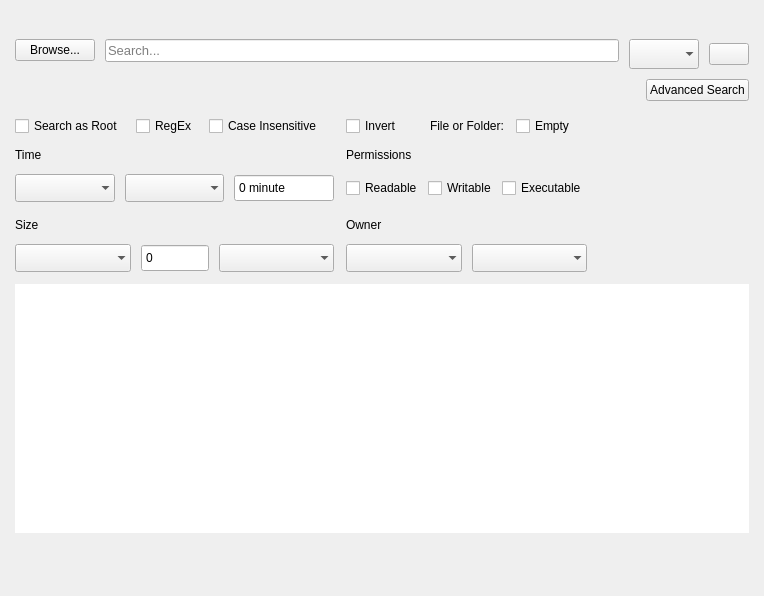
s4solutionsllc/Nexis, file shared/nexis/Pages/Search/search_page.ui: the form before one commit.
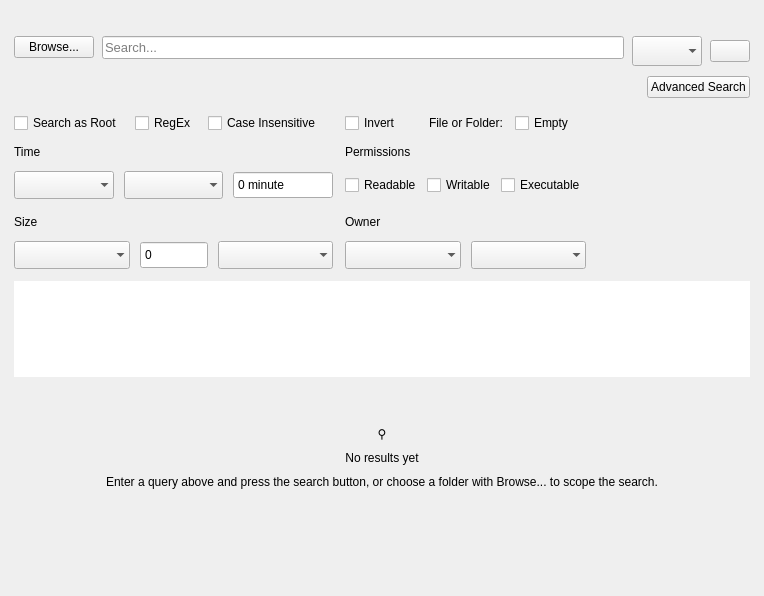
The form after the commit. Icons and pictures are not drawn.

Commit message: feat(search-page): elevated container card, toolbar spacing, empty state (NEX-13733)

What changed in the file:
```diff
--- a/shared/nexis/Pages/Search/search_page.ui
+++ b/shared/nexis/Pages/Search/search_page.ui
@@ -15,21 +15,42 @@
   </property>
   <layout class="QGridLayout" name="gridLayout">
    <property name="leftMargin">
-    <number>15</number>
+    <number>14</number>
    </property>
    <property name="topMargin">
-    <number>15</number>
+    <number>12</number>
    </property>
    <property name="rightMargin">
-    <number>15</number>
+    <number>14</number>
    </property>
    <property name="bottomMargin">
-    <number>15</number>
+    <number>10</number>
    </property>
    <property name="spacing">
     <number>10</number>
    </property>
    <item row="7" column="0" colspan="2">
+    <widget class="QWidget" name="searchContainer" native="true">
+     <property name="cardRole" stdset="0">
+      <string notr="true">elevated</string>
+     </property>
+     <layout class="QVBoxLayout" name="searchContainerLayout">
+      <property name="leftMargin">
+       <number>0</number>
+      </property>
+      <property name="topMargin">
+       <number>0</number>
+      </property>
+      <property name="rightMargin">
+       <number>0</number>
+      </property>
+      <property name="bottomMargin">
+       <number>0</number>
+      </property>
+      <property name="spacing">
+       <number>0</number>
+      </property>
+      <item>
     <widget class="QTableView" name="tableFoundResults">
      <property name="focusPolicy">
       <enum>Qt::NoFocus</enum>
@@ -78,14 +99,95 @@
      </attribute>
     </widget>
    </item>
+      <item>
+       <widget class="QWidget" name="searchEmptyState" native="true">
+        <layout class="QVBoxLayout" name="searchEmptyStateLayout">
+         <property name="spacing">
+          <number>10</number>
+         </property>
+         <item>
+          <spacer name="emptyStateSpacerTop">
+           <property name="orientation">
+            <enum>Qt::Vertical</enum>
+           </property>
+           <property name="sizeHint" stdset="0">
+            <size>
+             <width>20</width>
+             <height>40</height>
+            </size>
+           </property>
+          </spacer>
+         </item>
+         <item>
+          <widget class="QLabel" name="emptyStateIcon">
+           <property name="alignment">
+            <set>Qt::AlignHCenter|Qt::AlignVCenter</set>
+           </property>
+           <property name="text">
+            <string notr="true">⚲</string>
+           </property>
+          </widget>
+         </item>
+         <item>
+          <widget class="QLabel" name="lblSearchEmptyHeading">
+           <property name="alignment">
+            <set>Qt::AlignHCenter|Qt::AlignVCenter</set>
+           </property>
+           <property name="text">
+            <string>No results yet</string>
+           </property>
+          </widget>
+         </item>
+         <item>
+          <widget class="QLabel" name="emptyStateText">
+           <property name="alignment">
+            <set>Qt::AlignHCenter|Qt::AlignVCenter</set>
+           </property>
+           <property name="wordWrap">
+            <bool>true</bool>
+           </property>
+           <property name="text">
+            <string>Enter a query above and press the search button, or choose a folder with Browse... to scope the search.</string>
+           </property>
+          </widget>
+         </item>
+         <item>
+          <spacer name="emptyStateSpacerBottom">
+           <property name="orientation">
+            <enum>Qt::Vertical</enum>
+           </property>
+           <property name="sizeHint" stdset="0">
+            <size>
+             <width>20</width>
+             <height>40</height>
+            </size>
+           </property>
+          </spacer>
+         </item>
+        </layout>
+       </widget>
+      </item>
+     </layout>
+    </widget>
+   </item>
    <item row="2" column="0" colspan="2">
-    <layout class="QHBoxLayout" name="horizontalLayout_3">
-     <property name="spacing">
-      <number>10</number>
+    <widget class="QWidget" name="sectionHeaderRow" native="true">
+     <layout class="QHBoxLayout" name="sectionHeaderRowLayout">
+      <property name="leftMargin">
+       <number>0</number>
+      </property>
+      <property name="topMargin">
+       <number>0</number>
+      </property>
+      <property name="rightMargin">
+       <number>0</number>
      </property>
      <property name="bottomMargin">
       <number>0</number>
      </property>
+      <property name="spacing">
+       <number>8</number>
+      </property>
      <item alignment="Qt::AlignTop">
       <widget class="QPushButton" name="btnBrowseSearchDir">
        <property name="cursor">
@@ -160,6 +262,7 @@
       </widget>
      </item>
     </layout>
+    </widget>
    </item>
    <item row="1" column="0" colspan="2">
     <widget class="QLabel" name="lblErrorMsg">
```
Lines whose indentation alone changed are shown as unchanged. The commit also changes 4 other files.
